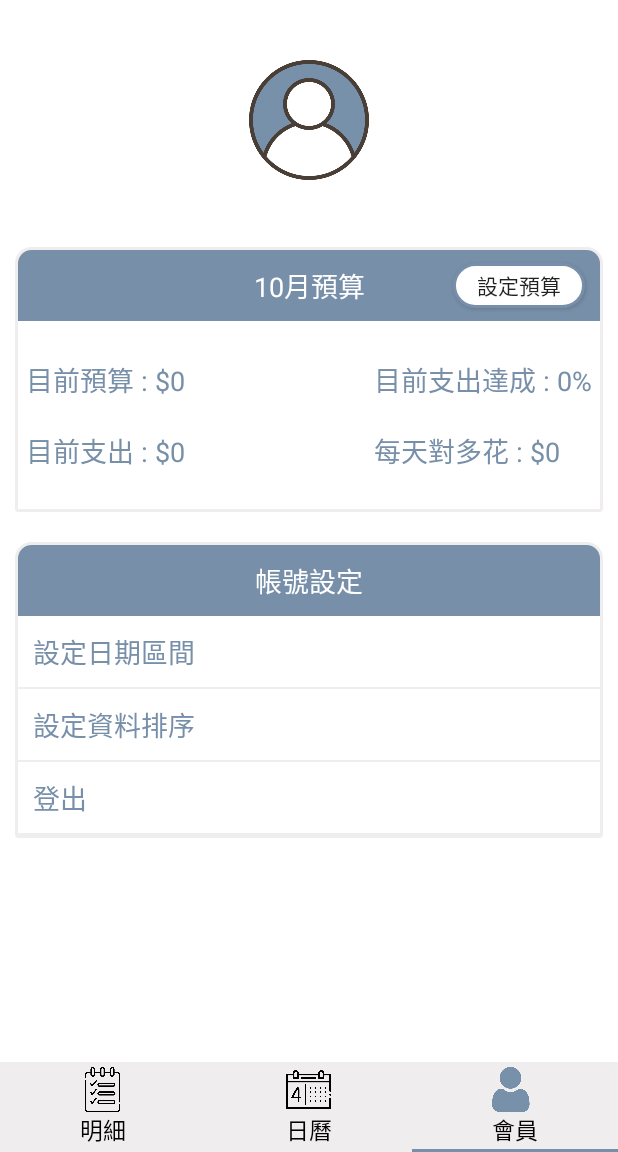
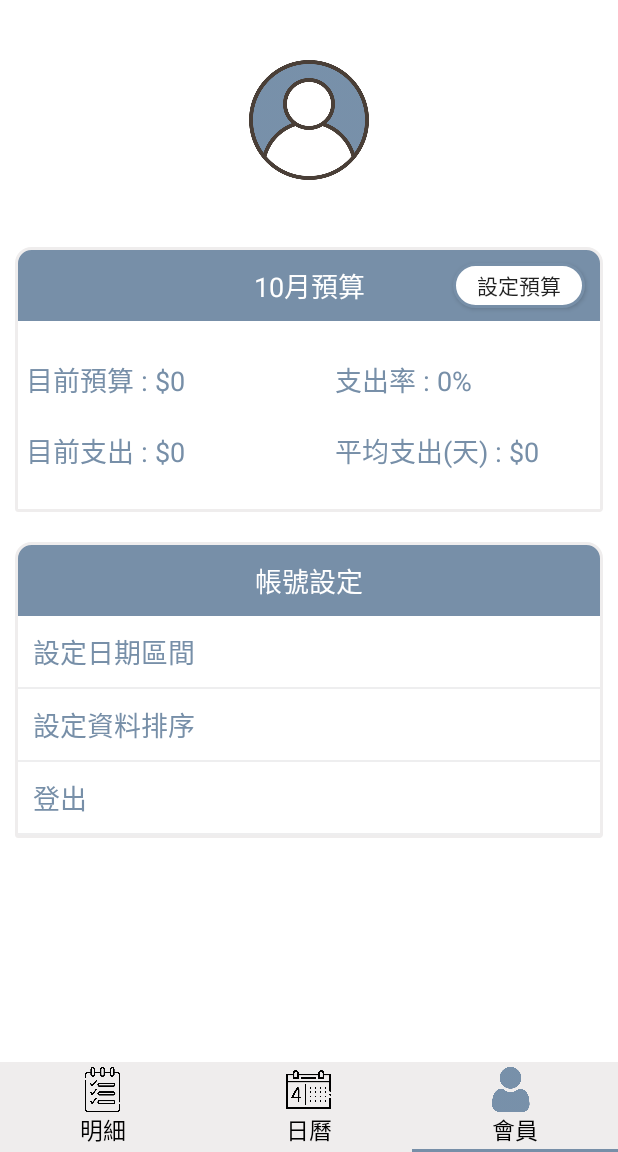
Before and after one commit to MichaelLin-TPE/MoneyReminder, an Android app: the screen it shows after launch once a user with an empty profile is signed in (MoneyActivity), item 3 of the bottom bar chosen, on a phone screen of 412 x 824 dp, the part 84-1236 px from its top. Run offline under Robolectric (Android 15) with nearby library versions, the phone set to English and light mode, and no system bars; our stand-ins replace Firebase (no records; nobody signed in at launch, a user with empty details on screens opened directly).

Commit message:
Android Commit : 完成跨年邏輯

```diff
--- a/app/src/main/java/com/money/moneyreminder/list_fragment/ListFragmentPresenterImpl.java
+++ b/app/src/main/java/com/money/moneyreminder/list_fragment/ListFragmentPresenterImpl.java
@@ -28,9 +28,11 @@ public class ListFragmentPresenterImpl implements ListFragmentPresenter {
 
     private boolean isIncome, isDelete;
 
-    private SimpleDateFormat simpleDateFormat;
+    private int firstMonth, endMonth, currentYear;
 
-    private String currentMonth,firstDay,endDay;
+    private SimpleDateFormat monthFormat, yearFormat,monthDateFormat;
+
+    private String firstDay, endDay;
 
     private ArrayList<MoneyData> removeDataArray;
 
@@ -40,8 +42,9 @@ public class ListFragmentPresenterImpl implements ListFragmentPresenter {
         this.mView = mView;
         removeDataArray = new ArrayList<>();
         firebaseHandler = new FirebaseHandlerImpl();
-        simpleDateFormat = new SimpleDateFormat("yyyy/MM/dd", Locale.TAIWAN);
-        currentMonth = simpleDateFormat.format(new Date(System.currentTimeMillis()));
+        monthFormat = new SimpleDateFormat("MM", Locale.TAIWAN);
+        yearFormat = new SimpleDateFormat("yyyy", Locale.TAIWAN);
+        monthDateFormat = new SimpleDateFormat("MM/dd",Locale.TAIWAN);
     }
 
     @Override
@@ -63,6 +66,12 @@ public class ListFragmentPresenterImpl implements ListFragmentPresenter {
             ArrayList<MoneyObject> moneyDataArrayList = new ArrayList<>();
             for (MoneyObject object : dataArray) {
 
+                //這個判斷式屬於當12月到1月的時候才要用
+                if (firstMonth == 12 && endMonth == 1){
+                    endDay = monthDateFormat.format(new Date(DataProvider.getInstance().getTimeMiles(endDay)));
+                    currentYear++;
+                    endDay = currentYear+"/"+endDay;
+                }
                 long firstMiles = DataProvider.getInstance().getTimeMiles(firstDay);
                 long endMiles = DataProvider.getInstance().getTimeMiles(endDay);
                 Date cDate = new Date(object.getTimeMiles());
@@ -145,7 +154,9 @@ public class ListFragmentPresenterImpl implements ListFragmentPresenter {
     public void onTabSelectedListener(String firstDay, String endDay) {
         this.firstDay = firstDay;
         this.endDay = endDay;
-        currentMonth = new SimpleDateFormat("yyyy/MM/dd",Locale.TAIWAN).format(new Date(System.currentTimeMillis()));
+        firstMonth = Integer.parseInt(monthFormat.format(new Date(DataProvider.getInstance().getTimeMiles(firstDay))));
+        endMonth = Integer.parseInt(monthFormat.format(new Date(DataProvider.getInstance().getTimeMiles(endDay))));
+        currentYear = Integer.parseInt(yearFormat.format(new Date(DataProvider.getInstance().getTimeMiles(firstDay))));
         firebaseHandler.getUserMoneyData(onGetUserMoneyDataListener);
     }
 
@@ -206,16 +217,16 @@ public class ListFragmentPresenterImpl implements ListFragmentPresenter {
             }
             //以下是五號開始或十號開始
             for (int i = 0; i < dateString.size(); i++) {
-                String firstDay = dateString.get(i).getYear()+"/"+dateString.get(i).getFirstDateOfMonth();
-                String endDay = dateString.get(i).getYear()+"/"+dateString.get(i).getEndDateOfMonth();
+                String firstDay = dateString.get(i).getYear() + "/" + dateString.get(i).getFirstDateOfMonth();
+                String endDay = dateString.get(i).getYear() + "/" + dateString.get(i).getEndDateOfMonth();
                 long currentTimeMiles = DataProvider.getInstance().getTimeMiles(currentTime);
                 long firstDayTimeMiles = DataProvider.getInstance().getTimeMiles(firstDay);
                 long endDayTimeMiles = DataProvider.getInstance().getTimeMiles(endDay);
                 Date cDate = new Date(currentTimeMiles);
                 Date firstDate = new Date(firstDayTimeMiles);
                 Date endDate = new Date(endDayTimeMiles);
-                if (cDate.after(firstDate) && cDate.before(endDate)){
-                    Log.i("Michael","現在日期："+currentTime+" , 第一天："+firstDay+" , 最後一天："+endDay);
+                if (cDate.after(firstDate) && cDate.before(endDate)) {
+                    Log.i("Michael", "現在日期：" + currentTime + " , 第一天：" + firstDay + " , 最後一天：" + endDay);
                     selectIndex = i;
                     break;
                 }
--- a/app/src/main/java/com/money/moneyreminder/tool/DateStringProvider.java
+++ b/app/src/main/java/com/money/moneyreminder/tool/DateStringProvider.java
@@ -2,6 +2,8 @@ package com.money.moneyreminder.tool;
 
 import android.os.AsyncTask;
 import android.util.Log;
+
+import com.google.android.gms.dynamic.IFragmentWrapper;
 
 import java.text.DateFormat;
 import java.text.SimpleDateFormat;
@@ -43,7 +45,12 @@ public class DateStringProvider extends AsyncTask<Void,Void, ArrayList<DateDTO>>
                 String nextMonthString;
                 if (month < 10){
                     monthString = "0"+month;
-                    nextMonthString = "0"+(month+1);
+                    if ((month+1) == 10){
+                        nextMonthString = (month+1)+"";
+                    }else {
+                        nextMonthString = "0"+(month+1);
+                    }
+
                 }else {
                     monthString = month+"";
                     if (month == 12){
--- a/app/src/main/java/com/money/moneyreminder/user_fragment/view_presenter/BudgetViewHolder.java
+++ b/app/src/main/java/com/money/moneyreminder/user_fragment/view_presenter/BudgetViewHolder.java
@@ -35,8 +35,8 @@ public class BudgetViewHolder extends RecyclerView.ViewHolder {
     public void setData(long budgetMoney, long totalExpenditure, int expenditurePercent, long monthMoney) {
         tvBudget.setText(String.format(Locale.getDefault(),"目前預算 : $%d",budgetMoney));
         tvTotalExpenditure.setText(String.format(Locale.getDefault(),"目前支出 : $%d",totalExpenditure));
-        tvExpenditurePercent.setText(String.format(Locale.getDefault(),"目前支出達成 : %d%%",expenditurePercent));
-        tvMonthMoney.setText(String.format(Locale.getDefault(),"每天對多花 : $%d",monthMoney));
+        tvExpenditurePercent.setText(String.format(Locale.getDefault(),"支出率 : %d%%",expenditurePercent));
+        tvMonthMoney.setText(String.format(Locale.getDefault(),"平均支出(天) : $%d",monthMoney));
 
         btnSetting.setOnClickListener(new View.OnClickListener() {
             @Override
--- a/app/src/main/res/layout/user_budget_layout.xml
+++ b/app/src/main/res/layout/user_budget_layout.xml
@@ -66,6 +66,7 @@
             android:layout_marginTop="20dp"
             android:id="@+id/budget_item_percent"
             android:textColor="@color/app_main_color"
+            android:layout_marginEnd="80dp"
             android:textSize="@dimen/normal_text_size"
             tools:text="目前達成率 : 50%"
             app:layout_constraintTop_toTopOf="parent"
```
Also changed, not shown: 1 other file.
